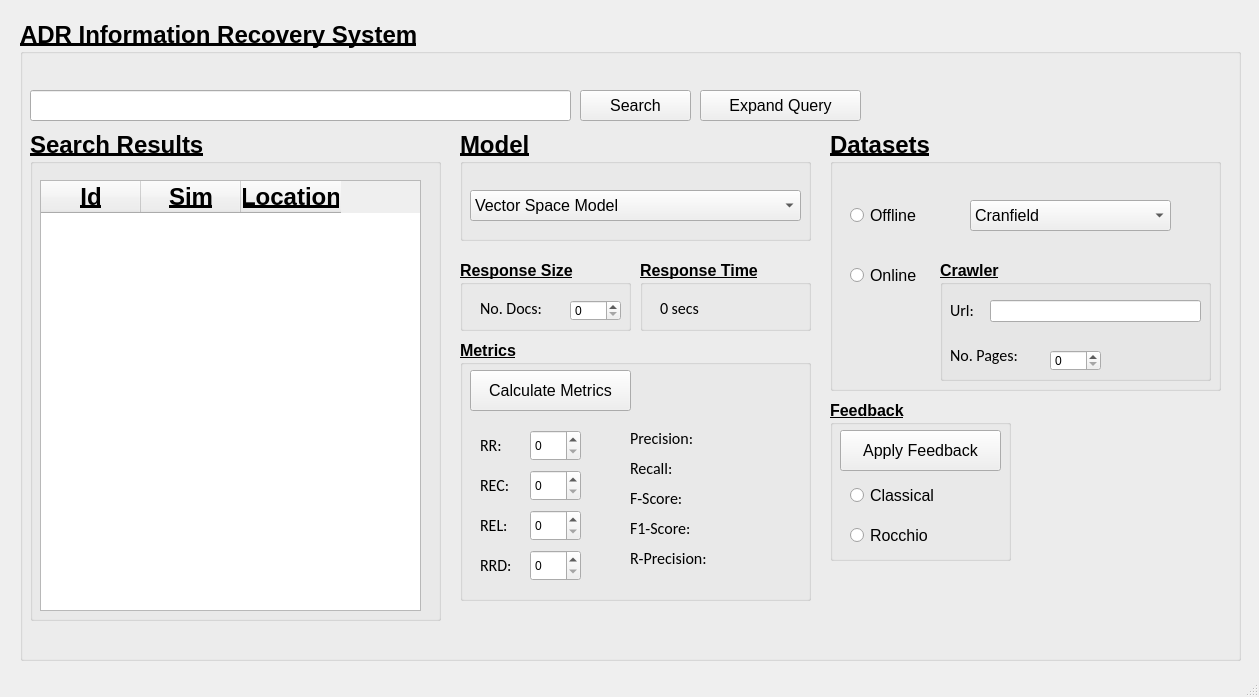
This is gui/ADRGui.ui in rolysr/adr-retrieval-system as Qt 5 draws it before an edit. The edited form follows.
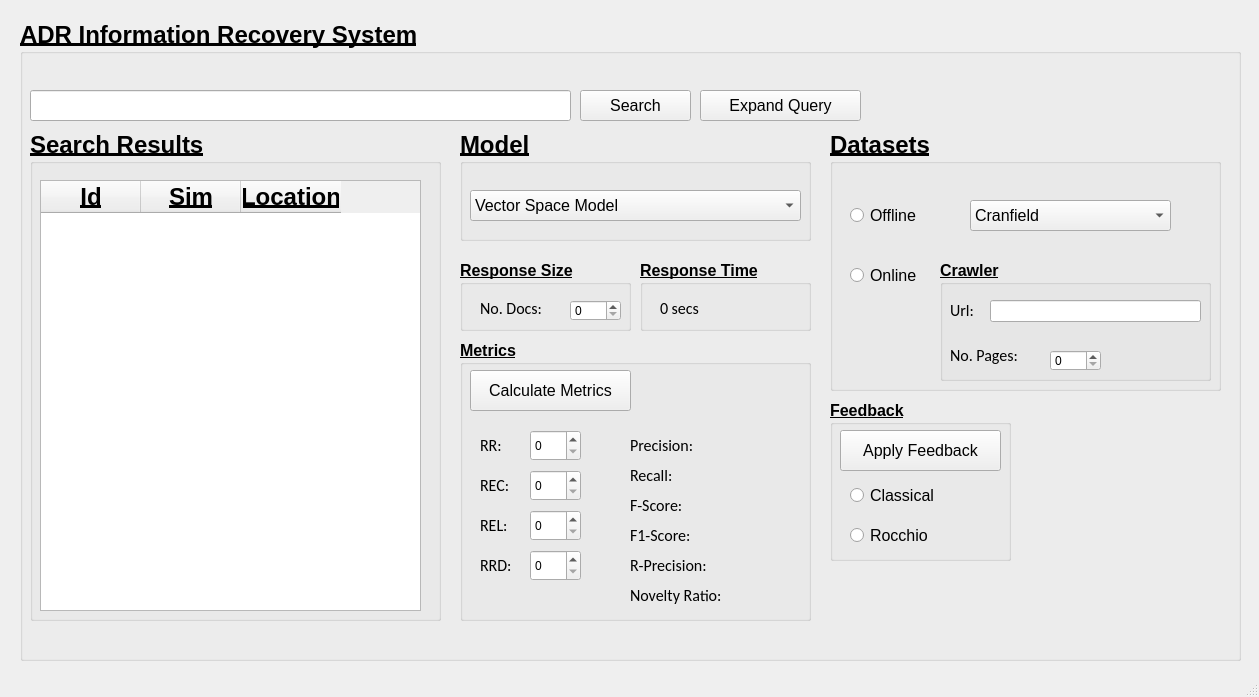
This is the edited form.

Diff of the .ui file:
```diff
--- a/gui/ADRGui.ui
+++ b/gui/ADRGui.ui
@@ -553,7 +553,7 @@
        <x>440</x>
        <y>320</y>
        <width>351</width>
-       <height>261</height>
+       <height>281</height>
       </rect>
      </property>
      <property name="font">
@@ -593,8 +593,8 @@
        <rect>
         <x>170</x>
         <y>90</y>
-        <width>121</width>
-        <height>16</height>
+        <width>171</width>
+        <height>31</height>
        </rect>
       </property>
       <property name="font">
@@ -614,8 +614,8 @@
        <rect>
         <x>170</x>
         <y>120</y>
-        <width>121</width>
-        <height>16</height>
+        <width>171</width>
+        <height>31</height>
        </rect>
       </property>
       <property name="font">
@@ -635,8 +635,8 @@
        <rect>
         <x>170</x>
         <y>150</y>
-        <width>121</width>
-        <height>16</height>
+        <width>171</width>
+        <height>31</height>
        </rect>
       </property>
       <property name="font">
@@ -656,8 +656,8 @@
        <rect>
         <x>170</x>
         <y>180</y>
-        <width>121</width>
-        <height>16</height>
+        <width>171</width>
+        <height>31</height>
        </rect>
       </property>
       <property name="font">
@@ -677,8 +677,8 @@
        <rect>
         <x>170</x>
         <y>210</y>
-        <width>121</width>
-        <height>16</height>
+        <width>171</width>
+        <height>31</height>
        </rect>
       </property>
       <property name="font">
@@ -853,6 +853,27 @@
        </font>
       </property>
      </widget>
+     <widget class="QLabel" name="noveltyRatioLabel">
+      <property name="geometry">
+       <rect>
+        <x>170</x>
+        <y>240</y>
+        <width>171</width>
+        <height>31</height>
+       </rect>
+      </property>
+      <property name="font">
+       <font>
+        <family>Calibri</family>
+        <weight>50</weight>
+        <bold>false</bold>
+        <underline>false</underline>
+       </font>
+      </property>
+      <property name="text">
+       <string>Novelty Ratio:</string>
+      </property>
+     </widget>
     </widget>
     <widget class="QPushButton" name="expandQueryButton">
      <property name="geometry">
```
